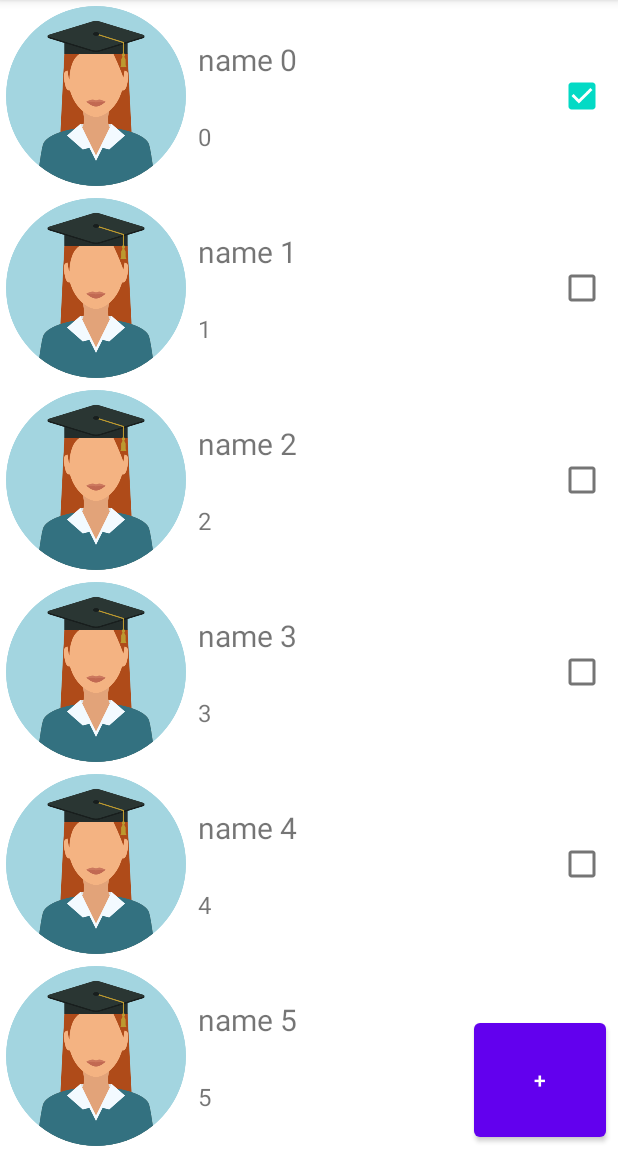
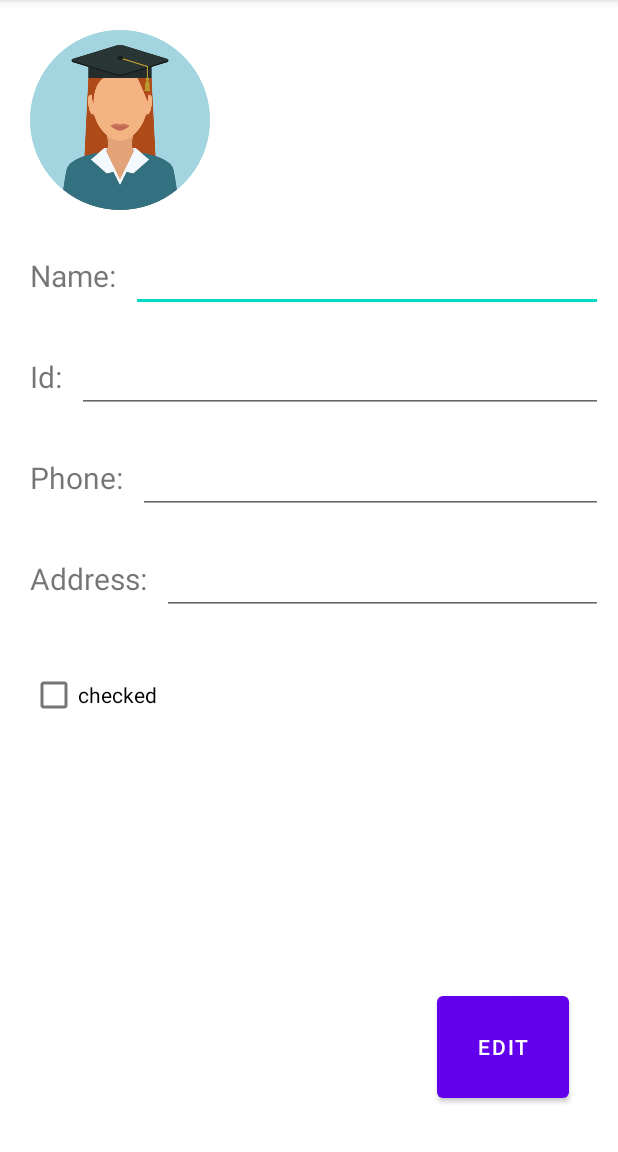
Before and after one commit to omerd318/StudentsApp, an Android app: the screen it shows after launch (StudentListActivity before the commit, StudentDetailsActivity after it), after a tap on an icon or button, on a phone screen of 412 x 824 dp, the part 84-1236 px from its top. Run offline under Robolectric (Android 15) with nearby library versions, the phone set to English and light mode, and no system bars; 1 other tap on this screen came first.

Commit message:
create student deatils screen

```diff
--- a/app/src/main/java/com/example/studentsapp/StudentListActivity.java
+++ b/app/src/main/java/com/example/studentsapp/StudentListActivity.java
@@ -19,14 +19,14 @@ import com.example.studentsapp.model.Student;
 import java.util.List;
 
 public class StudentListActivity extends AppCompatActivity {
-    List<Student> data;
+    List<Student> students;
 
     @Override
     protected void onCreate(Bundle savedInstanceState) {
         super.onCreate(savedInstanceState);
         setContentView(R.layout.activity_student_list);
 
-        data = Model.instance().getAllStudents();
+        students = Model.instance().getAllStudents();
 
         RecyclerView list = findViewById(R.id.studentlist_list);
         list.setHasFixedSize(true);
@@ -37,8 +37,8 @@ public class StudentListActivity extends AppCompatActivity {
 
         adapter.setOnItemClickListener(position -> {
             Log.d("TAG", "row " + position + " was clicked");
-//            Intent intent = new Intent(this, AddStudentActivity.class);
-//            startActivity(intent);
+            Intent studentDetailsIntent = new Intent(this, StudentDetailsActivity.class);
+            startActivity(studentDetailsIntent);
         });
     }
 
@@ -55,7 +55,7 @@ public class StudentListActivity extends AppCompatActivity {
 
             cb.setOnClickListener(v -> {
                 int pos = (int)cb.getTag();
-                Student st = data.get(pos);
+                Student st = students.get(pos);
                 st.setCb(cb.isChecked());
             });
 
@@ -94,13 +94,13 @@ public class StudentListActivity extends AppCompatActivity {
 
         @Override
         public void onBindViewHolder(@NonNull StudentViewHolder holder, int position) {
-            Student st = data.get(position);
+            Student st = students.get(position);
             holder.bind(st, position);
         }
 
         @Override
         public int getItemCount() {
-            return data.size();
+            return students.size();
         }
     }
 }
--- a/app/src/main/res/layout/activity_student_details.xml
+++ b/app/src/main/res/layout/activity_student_details.xml
@@ -6,4 +6,137 @@
     android:layout_height="match_parent"
     tools:context=".StudentDetailsActivity">
 
+    <TextView
+        android:id="@+id/studentdeatils_name_tv"
+        android:layout_width="wrap_content"
+        android:layout_height="wrap_content"
+        android:layout_marginStart="20dp"
+        android:layout_marginTop="30dp"
+        android:text="Name:"
+        android:textSize="20sp"
+        app:layout_constraintStart_toStartOf="parent"
+        app:layout_constraintTop_toBottomOf="@+id/studentdeatils_avatar_img" />
+
+    <EditText
+        android:id="@+id/studentdeatils_name_et"
+        android:layout_width="0dp"
+        android:layout_height="wrap_content"
+        android:layout_marginStart="10dp"
+        android:layout_marginEnd="10dp"
+        android:editable="false"
+        android:ems="10"
+        android:enabled="true"
+        android:inputType="textPersonName"
+        android:textSize="20sp"
+        app:layout_constraintBaseline_toBaselineOf="@+id/studentdeatils_name_tv"
+        app:layout_constraintEnd_toEndOf="parent"
+        app:layout_constraintStart_toEndOf="@+id/studentdeatils_name_tv" />
+
+    <TextView
+        android:id="@+id/studentdeatils_id_tv"
+        android:layout_width="wrap_content"
+        android:layout_height="wrap_content"
+        android:layout_marginStart="20dp"
+        android:layout_marginTop="40dp"
+        android:text="Id:"
+        android:textSize="20sp"
+        app:layout_constraintStart_toStartOf="parent"
+        app:layout_constraintTop_toBottomOf="@+id/studentdeatils_name_tv" />
+
+    <EditText
+        android:id="@+id/studentdeatils_id_et"
+        android:layout_width="0dp"
+        android:layout_height="wrap_content"
+        android:layout_marginStart="10dp"
+        android:layout_marginEnd="10dp"
+        android:ems="10"
+        android:enabled="true"
+        android:inputType="textPersonName"
+        android:textSize="20sp"
+        app:layout_constraintBaseline_toBaselineOf="@+id/studentdeatils_id_tv"
+        app:layout_constraintEnd_toEndOf="parent"
+        app:layout_constraintStart_toEndOf="@+id/studentdeatils_id_tv" />
+
+    <TextView
+        android:id="@+id/studentdeatils_phone_tv"
+        android:layout_width="wrap_content"
+        android:layout_height="wrap_content"
+        android:layout_marginStart="20dp"
+        android:layout_marginTop="40dp"
+        android:text="Phone:"
+        android:textSize="20sp"
+        app:layout_constraintStart_toStartOf="parent"
+        app:layout_constraintTop_toBottomOf="@+id/studentdeatils_id_tv" />
+
+    <EditText
+        android:id="@+id/studentdeatils_phone_et"
+        android:layout_width="0dp"
+        android:layout_height="wrap_content"
+        android:layout_marginStart="10dp"
+        android:layout_marginEnd="10dp"
+        android:ems="10"
+        android:enabled="true"
+        android:inputType="textPersonName"
+        android:textSize="20sp"
+        app:layout_constraintBaseline_toBaselineOf="@+id/studentdeatils_phone_tv"
+        app:layout_constraintEnd_toEndOf="parent"
+        app:layout_constraintStart_toEndOf="@+id/studentdeatils_phone_tv" />
+
+    <TextView
+        android:id="@+id/studentdeatils_address_tv"
+        android:layout_width="wrap_content"
+        android:layout_height="wrap_content"
+        android:layout_marginStart="20dp"
+        android:layout_marginTop="40dp"
+        android:text="Address:"
+        android:textSize="20sp"
+        app:layout_constraintStart_toStartOf="parent"
+        app:layout_constraintTop_toBottomOf="@+id/studentdeatils_phone_tv" />
+
+    <EditText
+        android:id="@+id/studentdeatils_address_et"
+        android:layout_width="0dp"
+        android:layout_height="wrap_content"
+        android:layout_marginStart="10dp"
+        android:layout_marginEnd="10dp"
+        android:ems="10"
+        android:enabled="true"
+        android:inputType="textPersonName"
+        android:textSize="20sp"
+        app:layout_constraintBaseline_toBaselineOf="@+id/studentdeatils_address_tv"
+        app:layout_constraintEnd_toEndOf="parent"
+        app:layout_constraintStart_toEndOf="@+id/studentdeatils_address_tv" />
+
+    <Button
+        android:id="@+id/studentdeatils_edit_btn"
+        android:layout_width="wrap_content"
+        android:layout_height="80dp"
+        android:layout_marginBottom="30dp"
+        android:text="EDIT"
+        app:layout_constraintBottom_toBottomOf="parent"
+        app:layout_constraintDimensionRatio="w,1:1"
+        app:layout_constraintEnd_toEndOf="parent"
+        app:layout_constraintHorizontal_bias="0.9"
+        app:layout_constraintStart_toStartOf="parent" />
+
+    <CheckBox
+        android:id="@+id/studentdeatils_cb"
+        android:layout_width="wrap_content"
+        android:layout_height="wrap_content"
+        android:layout_marginStart="20dp"
+        android:layout_marginTop="40dp"
+        android:text="checked"
+        app:layout_constraintStart_toStartOf="parent"
+        app:layout_constraintTop_toBottomOf="@+id/studentdeatils_address_tv" />
+
+    <ImageView
+        android:id="@+id/studentdeatils_avatar_img"
+        android:layout_width="120dp"
+        android:layout_height="120dp"
+        android:layout_marginStart="20dp"
+        android:layout_marginTop="20dp"
+        android:contentDescription="Avatar"
+        app:layout_constraintStart_toStartOf="parent"
+        app:layout_constraintTop_toTopOf="parent"
+        app:srcCompat="@drawable/avatar" />
 </androidx.constraintlayout.widget.ConstraintLayout>
```
